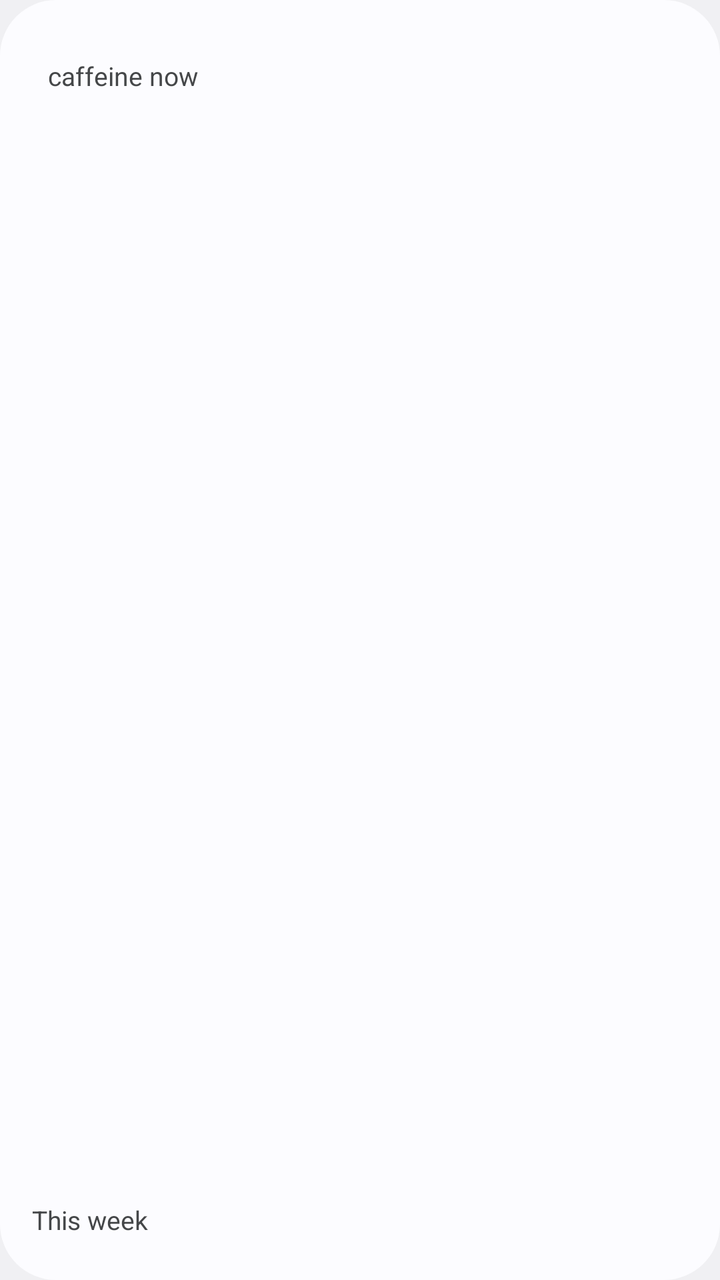
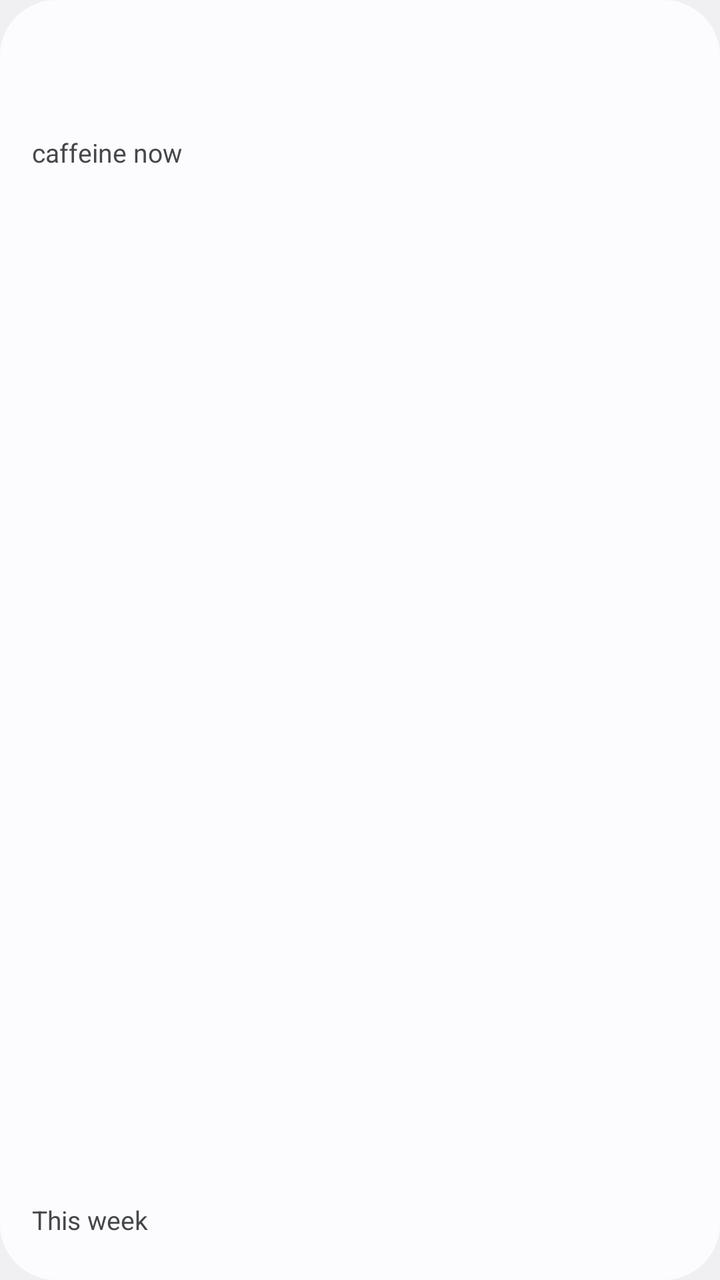

The first picture is an Android layout as it rendered before a commit; the second is the same layout after the commit. The layout source and the unified diff follow.
<!-- AndroidManifest.xml: application theme Theme.App -->
<!-- res/layout/widget_analytics_expanded.xml -->
<?xml version="1.0" encoding="utf-8"?>
<FrameLayout xmlns:android="http://schemas.android.com/apk/res/android" xmlns:tools="http://schemas.android.com/tools"
    android:id="@android:id/background"
    android:layout_width="match_parent"
    android:layout_height="match_parent"
    android:background="@drawable/widget_brew_background"
    android:contentDescription="@string/analytics_widget_description"
    android:padding="16dp">
    <LinearLayout android:id="@+id/analytics_widget_content" android:layout_width="match_parent" android:layout_height="match_parent" android:orientation="vertical">
        <LinearLayout android:id="@+id/analytics_widget_header_row" android:layout_width="match_parent" android:layout_height="44dp" android:gravity="center_vertical" android:orientation="horizontal">
            <LinearLayout android:id="@+id/analytics_widget_hero_group" android:layout_width="0dp" android:layout_height="match_parent" android:layout_marginEnd="8dp" android:layout_weight="1" android:gravity="center_vertical" android:orientation="horizontal">
                <TextView android:id="@+id/analytics_widget_caffeine" android:layout_width="wrap_content" android:layout_height="wrap_content" android:fontFeatureSettings="tnum" android:fontFamily="sans-serif-medium" android:maxLines="1" android:textColor="@color/widget_hero_text" android:textSize="36sp" />
                <TextView android:id="@+id/analytics_widget_caffeine_caption" android:layout_width="0dp" android:layout_height="wrap_content" android:layout_marginStart="8dp" android:layout_weight="1" android:ellipsize="end" android:maxLines="1" android:text="@string/analytics_widget_now_caption" android:textColor="@color/widget_secondary_text" android:textSize="13sp" />
            </LinearLayout>
            <TextView android:id="@+id/analytics_widget_bedtime_chip" android:layout_width="wrap_content" android:layout_height="wrap_content" android:ellipsize="end" android:fontFamily="sans-serif-medium" android:maxLines="1" android:textColor="@color/widget_primary_text" android:textSize="13sp" />
        </LinearLayout>
        <FrameLayout android:layout_width="match_parent" android:layout_height="0dp" android:layout_weight="1">
            <ImageView android:id="@+id/analytics_widget_curve" android:layout_width="match_parent" android:layout_height="match_parent" android:contentDescription="@string/analytics_widget_curve_description" android:scaleType="center" />
            <ImageView android:id="@+id/analytics_widget_curve_overlay" android:layout_width="match_parent" android:layout_height="match_parent" android:contentDescription="@null" android:importantForAccessibility="no" android:scaleType="center" />
        </FrameLayout>
        <LinearLayout android:id="@+id/analytics_widget_week_tile" android:layout_width="match_parent" android:layout_height="28dp" android:gravity="center_vertical" android:orientation="horizontal">
            <TextView android:id="@+id/analytics_widget_week_label" android:layout_width="wrap_content" android:layout_height="wrap_content" android:maxLines="1" android:text="@string/analytics_widget_week_title" android:textColor="@color/widget_secondary_text" android:textSize="13sp" />
            <TextView android:id="@+id/analytics_widget_week" android:layout_width="wrap_content" android:layout_height="wrap_content" android:layout_marginStart="6dp" android:fontFeatureSettings="tnum" android:fontFamily="sans-serif-medium" android:textColor="@color/widget_primary_text" android:textSize="22sp" />
            <TextView android:id="@+id/analytics_widget_delta" android:layout_width="wrap_content" android:layout_height="wrap_content" android:layout_marginStart="8dp" android:maxLines="1" android:textColor="@color/widget_secondary_text" android:textSize="12sp" />
        </LinearLayout>
    </LinearLayout>
    <LinearLayout android:id="@+id/analytics_widget_empty" android:layout_width="match_parent" android:layout_height="match_parent" android:gravity="top" android:orientation="vertical" android:visibility="gone">
        <ImageView android:id="@+id/analytics_widget_empty_icon" android:layout_width="32dp" android:layout_height="32dp" android:contentDescription="@null" android:src="@drawable/ic_coffee" android:tint="@color/widget_hero_text" tools:ignore="UseAppTint" />
        <TextView android:id="@+id/analytics_widget_empty_value" android:layout_width="match_parent" android:layout_height="wrap_content" android:text="0 mg" android:textColor="@color/widget_secondary_text" android:textSize="44sp" />
        <TextView android:id="@+id/analytics_widget_empty_text" android:layout_width="match_parent" android:layout_height="wrap_content" android:text="@string/analytics_widget_empty" android:textColor="@color/widget_secondary_text" android:textSize="14sp" />
    <LinearLayout android:layout_width="match_parent" android:layout_height="0dp" android:layout_weight="1" />
        <TextView android:id="@+id/analytics_widget_start_brew" android:layout_width="wrap_content" android:layout_height="48dp" android:layout_gravity="end" android:layout_marginTop="8dp" android:drawableStart="@drawable/ic_coffee" android:drawablePadding="8dp" android:drawableTint="@color/widget_action_text" android:background="@drawable/widget_action_background" android:gravity="center" android:paddingHorizontal="12dp" android:text="@string/analytics_widget_start_brew" android:textColor="@color/widget_action_text" android:textSize="14sp" />
    </LinearLayout>
</FrameLayout>
<!-- resources referenced by this layout -->
<resources>
  <color name="widget_action_text">@android:color/system_neutral1_0</color>
  <color name="widget_hero_text">@android:color/system_accent1_600</color>
  <color name="widget_primary_text">@android:color/system_neutral1_900</color>
  <color name="widget_secondary_text">@android:color/system_neutral1_700</color>
  <!-- drawable ic_coffee (drawable) -->
  <vector xmlns:android="http://schemas.android.com/apk/res/android"
      android:width="24dp"
      android:height="24dp"
      android:viewportWidth="960"
      android:viewportHeight="960">
      <group android:translateY="960">
          <path
              android:fillColor="#FF000000"
              android:pathData="M442-242q-116 0-199-80t-83-195v-263q0-25 17.5-42.5T220-840h529q54 0 92.5 37t38.5 91q0 60-37 106t-94 46h-25v43q0 115-83 195t-199 80ZM220-620h444v-160H220v160Zm222 318q91 0 156.5-62T664-517v-43H220v43q0 91 65.5 153T442-302Zm282-318h25q33 0 52-28.5t19-63.5q0-29-21-48.5T749-780h-25v160ZM160-120v-60h640v60H160Zm282-440Z" />
      </group>
  </vector>
  <!-- drawable widget_action_background (drawable) -->
  <?xml version="1.0" encoding="utf-8"?>
  <shape xmlns:android="http://schemas.android.com/apk/res/android" android:shape="rectangle">
      <solid android:color="@color/widget_action_background" />
      <corners android:radius="50dp" />
  </shape>
  <!-- drawable widget_brew_background (drawable) -->
  <?xml version="1.0" encoding="utf-8"?>
  <shape xmlns:android="http://schemas.android.com/apk/res/android" android:shape="rectangle">
      <solid android:color="@color/widget_background" />
      <corners android:radius="@android:dimen/system_app_widget_background_radius" />
  </shape>
  <string name="analytics_widget_curve_description">Today\'s estimated caffeine curve</string>
  <string name="analytics_widget_description">Caffeine now and this week</string>
  <string name="analytics_widget_empty">No coffee logged yet</string>
  <string name="analytics_widget_now_caption">caffeine now</string>
  <string name="analytics_widget_start_brew">Start a brew</string>
  <string name="analytics_widget_week_title">This week</string>
  <style name="Theme.App" parent="android:Theme.DeviceDefault.Light.NoActionBar" />
  <color name="widget_action_background">@android:color/system_accent1_600</color>
  <color name="widget_background">@android:color/system_neutral1_10</color>
</resources>

<!-- the commit's change to res/layout/widget_analytics_expanded.xml (unified diff, before → after) -->
@@ -7,12 +7,15 @@
     android:contentDescription="@string/analytics_widget_description"
     android:padding="16dp">
     <LinearLayout android:id="@+id/analytics_widget_content" android:layout_width="match_parent" android:layout_height="match_parent" android:orientation="vertical">
-        <LinearLayout android:id="@+id/analytics_widget_header_row" android:layout_width="match_parent" android:layout_height="44dp" android:gravity="center_vertical" android:orientation="horizontal">
-            <LinearLayout android:id="@+id/analytics_widget_hero_group" android:layout_width="0dp" android:layout_height="match_parent" android:layout_marginEnd="8dp" android:layout_weight="1" android:gravity="center_vertical" android:orientation="horizontal">
+        <LinearLayout android:id="@+id/analytics_widget_header_row" android:layout_width="match_parent" android:layout_height="72dp" android:gravity="center_vertical" android:orientation="horizontal">
+            <LinearLayout android:id="@+id/analytics_widget_hero_group" android:layout_width="0dp" android:layout_height="match_parent" android:layout_weight="1" android:gravity="center_vertical" android:orientation="vertical">
                 <TextView android:id="@+id/analytics_widget_caffeine" android:layout_width="wrap_content" android:layout_height="wrap_content" android:fontFeatureSettings="tnum" android:fontFamily="sans-serif-medium" android:maxLines="1" android:textColor="@color/widget_hero_text" android:textSize="36sp" />
-                <TextView android:id="@+id/analytics_widget_caffeine_caption" android:layout_width="0dp" android:layout_height="wrap_content" android:layout_marginStart="8dp" android:layout_weight="1" android:ellipsize="end" android:maxLines="1" android:text="@string/analytics_widget_now_caption" android:textColor="@color/widget_secondary_text" android:textSize="13sp" />
+                <TextView android:id="@+id/analytics_widget_caffeine_caption" android:layout_width="wrap_content" android:layout_height="wrap_content" android:maxLines="1" android:text="@string/analytics_widget_now_caption" android:textColor="@color/widget_secondary_text" android:textSize="13sp" />
             </LinearLayout>
-            <TextView android:id="@+id/analytics_widget_bedtime_chip" android:layout_width="wrap_content" android:layout_height="wrap_content" android:ellipsize="end" android:fontFamily="sans-serif-medium" android:maxLines="1" android:textColor="@color/widget_primary_text" android:textSize="13sp" />
+            <LinearLayout android:id="@+id/analytics_widget_bedtime_group" android:layout_width="wrap_content" android:layout_height="match_parent" android:gravity="center_vertical|end" android:orientation="vertical">
+                <TextView android:id="@+id/analytics_widget_bedtime_caption" android:layout_width="wrap_content" android:layout_height="wrap_content" android:gravity="end" android:maxLines="1" android:textColor="@color/widget_secondary_text" android:textSize="13sp" />
+                <TextView android:id="@+id/analytics_widget_bedtime_value" android:layout_width="wrap_content" android:layout_height="wrap_content" android:fontFeatureSettings="tnum" android:fontFamily="sans-serif-medium" android:gravity="end" android:maxLines="1" android:textColor="@color/widget_primary_text" android:textSize="22sp" />
+            </LinearLayout>
         </LinearLayout>
         <FrameLayout android:layout_width="match_parent" android:layout_height="0dp" android:layout_weight="1">
             <ImageView android:id="@+id/analytics_widget_curve" android:layout_width="match_parent" android:layout_height="match_parent" android:contentDescription="@string/analytics_widget_curve_description" android:scaleType="center" />
